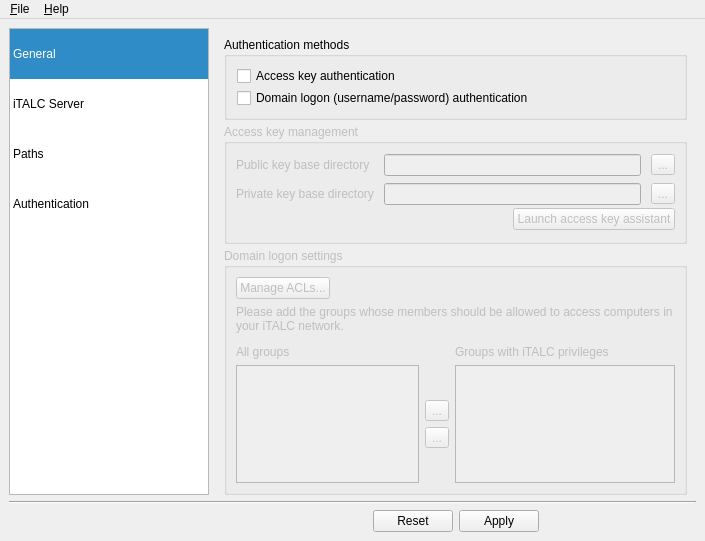
Qt form imc/Forms/MainWindow.ui (veyon/veyon) before a commit.
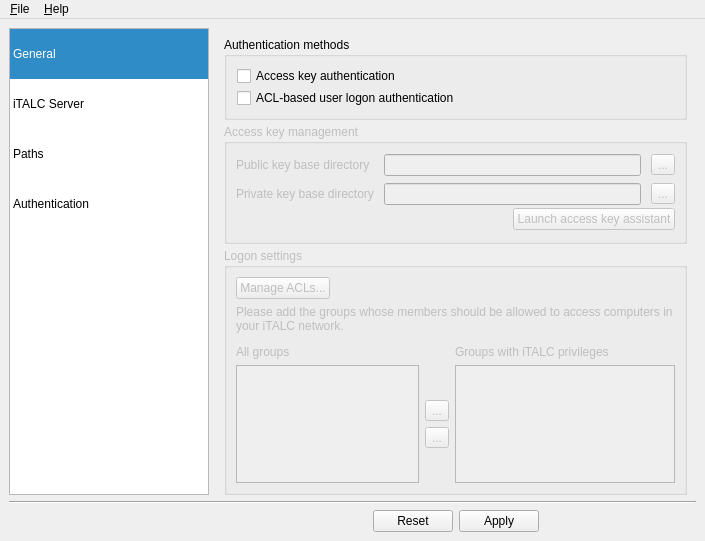
The same form after that commit. The open tabs and pages were chosen to show the change. Icons and pictures are not drawn.

Commit message:
IMC: implemented logon group management
From IMC's point of view the logon group management is now fully
functional.

The edit to the form file:
```diff
--- a/imc/Forms/MainWindow.ui
+++ b/imc/Forms/MainWindow.ui
@@ -718,7 +718,7 @@
            <item row="1" column="0">
             <widget class="QCheckBox" name="isLogonAuthenticationEnabled">
              <property name="text">
-              <string>Domain logon (username/password) authentication</string>
+              <string>ACL-based user logon authentication</string>
              </property>
             </widget>
            </item>
@@ -828,7 +828,7 @@
            <bool>false</bool>
           </property>
           <property name="title">
-           <string>Domain logon settings</string>
+           <string>Logon settings</string>
           </property>
           <layout class="QVBoxLayout" name="verticalLayout_4">
            <item>
```
Left out of the diff: 24 changed lines with no effect on the pictures. The commit also changes 2 other files.
